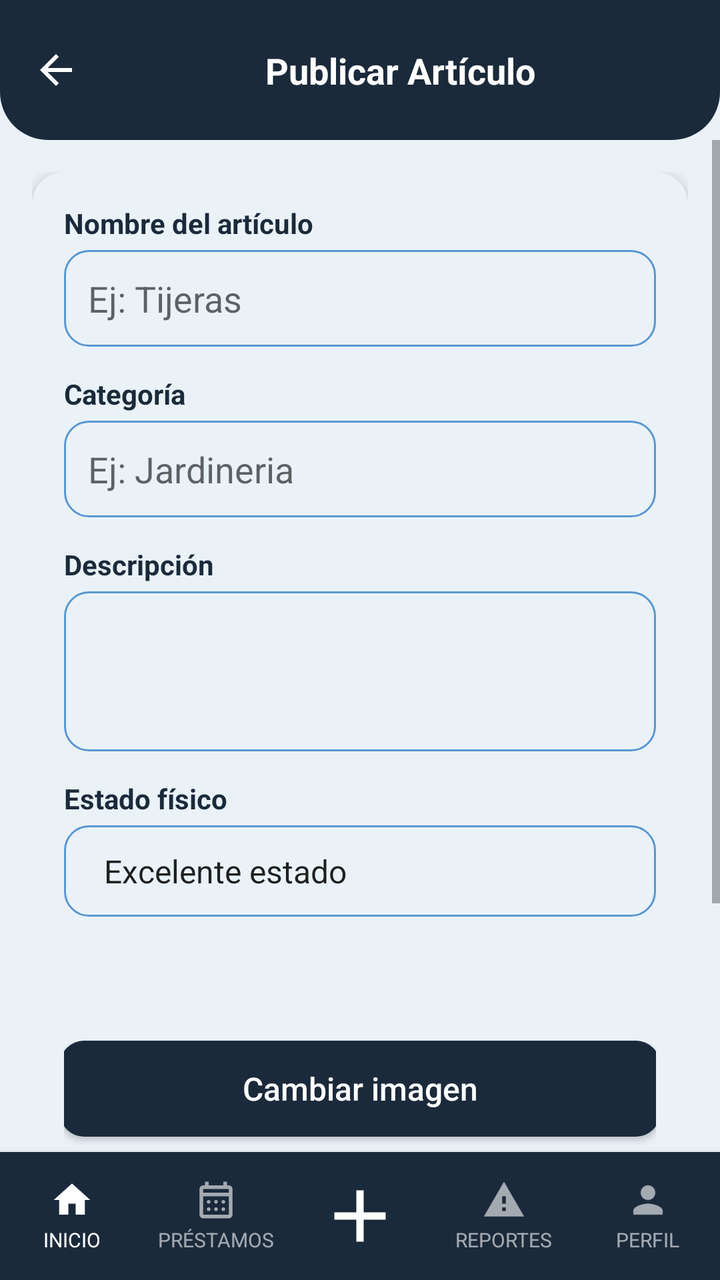
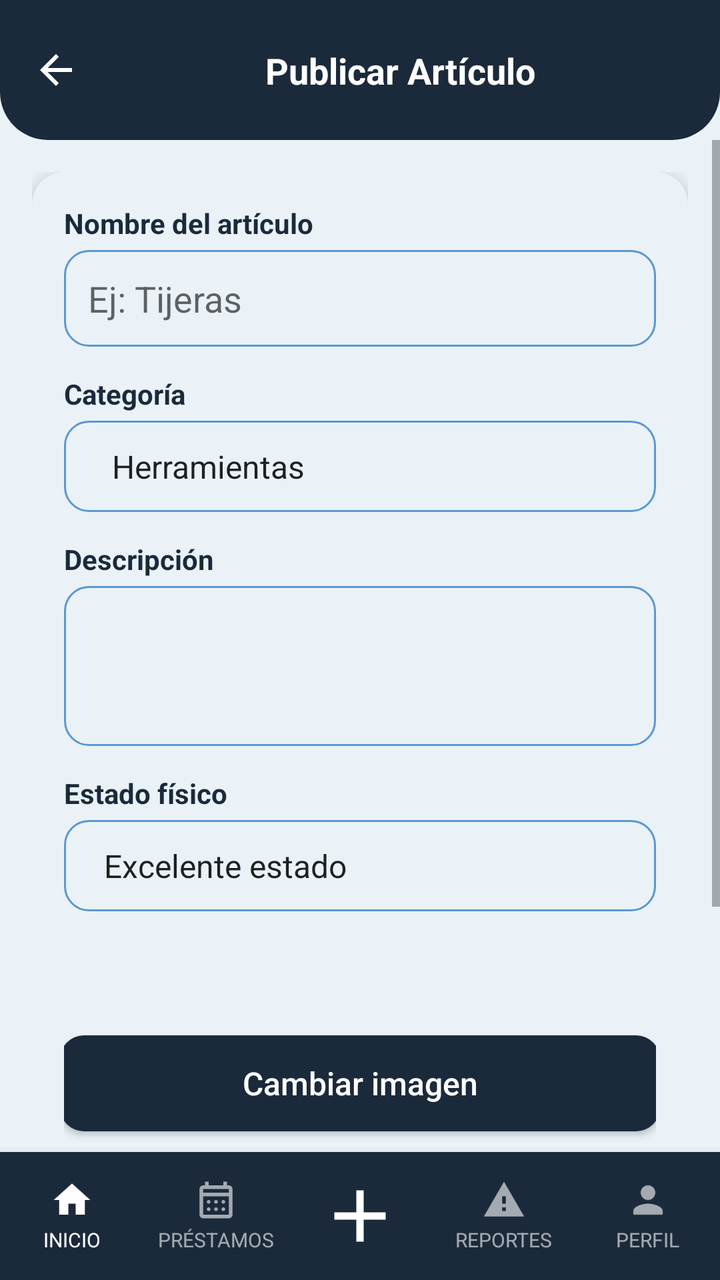

The first picture is an Android layout as it rendered before a commit; the second is the same layout after the commit. The layout source and the unified diff follow.
<!-- AndroidManifest.xml: application theme Theme.YipShare -->
<!-- res/layout/activity_formulario_articulo.xml -->
<?xml version="1.0" encoding="utf-8"?>
<androidx.constraintlayout.widget.ConstraintLayout
    xmlns:android="http://schemas.android.com/apk/res/android"
    xmlns:app="http://schemas.android.com/apk/res-auto"
    xmlns:tools="http://schemas.android.com/tools"
    android:id="@+id/main"
    android:layout_width="match_parent"
    android:layout_height="match_parent"
    android:background="@color/fondo_pantalla">


    <View
        android:id="@+id/bg_header"
        android:layout_width="0dp"
        android:layout_height="0dp"
        android:background="@drawable/bg_header"
        app:layout_constraintTop_toTopOf="parent"
        app:layout_constraintStart_toStartOf="parent"
        app:layout_constraintEnd_toEndOf="parent"
        app:layout_constraintBottom_toBottomOf="@id/guideline_header" />

    <androidx.constraintlayout.widget.Guideline
        android:id="@+id/guideline_header"
        android:layout_width="wrap_content"
        android:layout_height="wrap_content"
        android:orientation="horizontal"
        app:layout_constraintGuide_begin="70dp" />

    <ImageView
        android:id="@+id/btn_regresar"
        android:layout_width="24dp"
        android:layout_height="24dp"
        android:src="@drawable/ic_arrow_back"
        app:tint="@android:color/white"
        android:contentDescription="Regresar"
        android:clickable="true"
        android:focusable="true"
        android:background="?attr/selectableItemBackgroundBorderless"
        android:layout_marginStart="16dp"
        app:layout_constraintTop_toTopOf="@id/bg_header"
        app:layout_constraintBottom_toBottomOf="@id/bg_header"
        app:layout_constraintStart_toStartOf="parent" />

    <TextView
        android:id="@+id/tv_titulo_pantalla"
        android:layout_width="0dp"
        android:layout_height="wrap_content"
        android:text="Publicar Artículo"
        android:textAlignment="center"
        android:textColor="@android:color/white"
        android:textStyle="bold"
        android:textSize="18sp"
        android:gravity="center"
        app:layout_constraintTop_toTopOf="@id/bg_header"
        app:layout_constraintBottom_toBottomOf="@id/bg_header"
        app:layout_constraintStart_toEndOf="@id/btn_regresar"
        app:layout_constraintEnd_toEndOf="parent" />


    <ScrollView
        android:layout_width="0dp"
        android:layout_height="0dp"
        app:layout_constraintTop_toBottomOf="@id/guideline_header"
        app:layout_constraintStart_toStartOf="parent"
        app:layout_constraintEnd_toEndOf="parent"
        app:layout_constraintBottom_toTopOf="@id/bottom_nav">

        <androidx.constraintlayout.widget.ConstraintLayout
            android:layout_width="match_parent"
            android:layout_height="wrap_content"
            android:padding="16dp">

            
            <androidx.cardview.widget.CardView
                android:id="@+id/card_formulario"
                android:layout_width="0dp"
                android:layout_height="wrap_content"
                app:cardCornerRadius="16dp"
                app:cardElevation="4dp"
                app:cardBackgroundColor="@color/color_tarjeta"
                app:layout_constraintTop_toTopOf="parent"
                app:layout_constraintStart_toStartOf="parent"
                app:layout_constraintEnd_toEndOf="parent">

                <LinearLayout
                    android:layout_width="match_parent"
                    android:layout_height="wrap_content"
                    android:orientation="vertical"
                    android:padding="16dp">

                    <TextView
                        style="@style/TextTitle"
                        android:layout_width="wrap_content"
                        android:layout_height="wrap_content"
                        android:textSize="14sp"
                        android:text="Nombre del artículo" />

                    <EditText
                        android:id="@+id/et_nombre_articulo"
                        android:layout_width="match_parent"
                        android:layout_height="wrap_content"
                        android:layout_marginTop="4dp"
                        android:background="@drawable/bg_input"
                        android:padding="12dp"
                        android:inputType="textCapSentences"
                        android:hint="Ej: Tijeras" />

                    <TextView
                        style="@style/TextTitle"
                        android:layout_width="wrap_content"
                        android:layout_height="wrap_content"
                        android:layout_marginTop="14dp"
                        android:textSize="14sp"
                        android:text="Categoría" />

                    <EditText
                        android:id="@+id/et_categoria"
                        android:layout_width="match_parent"
                        android:layout_height="wrap_content"
                        android:layout_marginTop="4dp"
                        android:background="@drawable/bg_input"
                        android:padding="12dp"
                        android:inputType="text"
                        android:hint="Ej: Jardineria" />

                    <TextView
                        style="@style/TextTitle"
                        android:layout_width="wrap_content"
                        android:layout_height="wrap_content"
                        android:layout_marginTop="14dp"
                        android:textSize="14sp"
                        android:text="Descripción" />

                    <EditText
                        android:id="@+id/et_descripcion"
                        android:layout_width="match_parent"
                        android:layout_height="80dp"
                        android:layout_marginTop="4dp"
                        android:background="@drawable/bg_input"
                        android:padding="12dp"
                        android:gravity="top|start"
                        android:inputType="textMultiLine|textCapSentences"
                        android:hint="" />

                    <TextView
                        style="@style/TextTitle"
                        android:layout_width="wrap_content"
                        android:layout_height="wrap_content"
                        android:layout_marginTop="14dp"
                        android:textSize="14sp"
                        android:text="Estado físico" />

                    <Spinner
                        android:id="@+id/sp_estado_fisico"
                        android:layout_width="match_parent"
                        android:layout_height="wrap_content"
                        android:layout_marginTop="4dp"
                        android:background="@drawable/bg_input"
                        android:padding="12dp"
                        android:entries="@array/opciones_estado_fisico"
                        android:spinnerMode="dropdown" />

                    <FrameLayout
                        android:layout_width="match_parent"
                        android:layout_height="140dp"
                        android:layout_marginTop="16dp"
                        android:background="@drawable/bg_placeholder_imagen">

                        <ImageView
                            android:id="@+id/iv_preview_imagen"
                            android:layout_width="match_parent"
                            android:layout_height="match_parent"
                            android:scaleType="centerCrop"
                            android:contentDescription="Vista previa de la imagen"
                            android:visibility="gone" />

                        <Button
                            android:id="@+id/btn_cambiar_imagen"
                            style="@style/ButtonPrimary"
                            android:layout_width="300dp"
                            android:layout_height="wrap_content"
                            android:layout_gravity="center"
                            android:text="Cambiar imagen" />

                    </FrameLayout>

                    <TextView
                        android:layout_width="match_parent"
                        android:layout_height="wrap_content"
                        android:layout_marginTop="6dp"
                        android:textAlignment="center"
                        android:gravity="center"
                        android:textStyle="bold"
                        android:textSize="12sp"
                        android:text="Formatos: PNG, JPG, JPEG" />

                </LinearLayout>

            </androidx.cardview.widget.CardView>

            <Button
                android:id="@+id/btn_accion_principal"
                style="@style/ButtonPrimary"
                android:layout_width="0dp"
                android:layout_height="52dp"
                android:text="Publicar"
                android:layout_marginTop="20dp"
                app:layout_constraintTop_toBottomOf="@id/card_formulario"
                app:layout_constraintStart_toStartOf="parent"
                app:layout_constraintEnd_toEndOf="parent" />

            <Button
                android:id="@+id/btn_borrar_objeto"
                style="@style/ButtonPrimary"
                android:layout_width="wrap_content"
                android:layout_height="wrap_content"
                android:text="Borrar objeto"
                android:layout_marginTop="12dp"
                android:layout_marginBottom="16dp"
                android:visibility="gone"
                app:layout_constraintTop_toBottomOf="@id/btn_accion_principal"
                app:layout_constraintStart_toStartOf="parent"
                app:layout_constraintEnd_toEndOf="parent"
                app:layout_constraintBottom_toBottomOf="parent" />

        </androidx.constraintlayout.widget.ConstraintLayout>

    </ScrollView>


    <LinearLayout
        android:id="@+id/bottom_nav"
        android:layout_width="0dp"
        android:layout_height="64dp"
        android:orientation="horizontal"
        android:weightSum="5"
        android:background="@color/azul_yipshare"
        android:elevation="8dp"
        app:layout_constraintBottom_toBottomOf="parent"
        app:layout_constraintStart_toStartOf="parent"
        app:layout_constraintEnd_toEndOf="parent">

        <LinearLayout
            android:id="@+id/nav_inicio"
            android:layout_width="0dp"
            android:layout_height="match_parent"
            android:layout_weight="1"
            android:orientation="vertical"
            android:gravity="center"
            android:clickable="true"
            android:focusable="true"
            android:background="?attr/selectableItemBackgroundBorderless">

            <ImageView
                android:layout_width="22dp"
                android:layout_height="22dp"
                android:src="@drawable/ic_house_princial"
                app:tint="@android:color/white"
                android:contentDescription="Inicio" />

            <TextView
                android:layout_width="wrap_content"
                android:layout_height="wrap_content"
                android:text="INICIO"
                android:textColor="@android:color/white"
                android:textSize="10sp"
                android:layout_marginTop="2dp" />
        </LinearLayout>

        <LinearLayout
            android:id="@+id/nav_prestamos"
            android:layout_width="0dp"
            android:layout_height="match_parent"
            android:layout_weight="1"
            android:orientation="vertical"
            android:gravity="center"
            android:clickable="true"
            android:focusable="true"
            android:background="?attr/selectableItemBackgroundBorderless">

            <ImageView
                android:layout_width="22dp"
                android:layout_height="22dp"
                android:src="@drawable/ic_calendar_month"
                app:tint="#99FFFFFF"
                android:contentDescription="Préstamos" />

            <TextView
                android:layout_width="wrap_content"
                android:layout_height="wrap_content"
                android:text="PRÉSTAMOS"
                android:textColor="#99FFFFFF"
                android:textSize="10sp"
                android:layout_marginTop="2dp" />
        </LinearLayout>

        <LinearLayout
            android:id="@+id/nav_agregar"
            android:layout_width="0dp"
            android:layout_height="match_parent"
            android:layout_weight="1"
            android:orientation="vertical"
            android:gravity="center"
            android:clickable="true"
            android:focusable="true"
            android:background="?attr/selectableItemBackgroundBorderless">

            <ImageView
                android:layout_width="44dp"
                android:layout_height="44dp"
                android:src="@drawable/ic_plus_icon"
                app:tint="@android:color/white"
                android:contentDescription="Agregar" />
        </LinearLayout>

        <LinearLayout
            android:id="@+id/nav_reportes"
            android:layout_width="0dp"
            android:layout_height="match_parent"
            android:layout_weight="1"
            android:orientation="vertical"
            android:gravity="center"
            android:clickable="true"
            android:focusable="true"
            android:background="?attr/selectableItemBackgroundBorderless">

            <ImageView
                android:layout_width="22dp"
                android:layout_height="22dp"
                android:src="@drawable/ic_warning"
                app:tint="#99FFFFFF"
                android:contentDescription="Reportes" />

            <TextView
                android:layout_width="wrap_content"
                android:layout_height="wrap_content"
                android:text="REPORTES"
                android:textColor="#99FFFFFF"
                android:textSize="10sp"
                android:layout_marginTop="2dp" />
        </LinearLayout>

        <LinearLayout
            android:id="@+id/nav_perfil"
            android:layout_width="0dp"
            android:layout_height="match_parent"
            android:layout_weight="1"
            android:orientation="vertical"
            android:gravity="center"
            android:clickable="true"
            android:focusable="true"
            android:background="?attr/selectableItemBackgroundBorderless">

            <ImageView
                android:layout_width="22dp"
                android:layout_height="22dp"
                android:src="@drawable/ic_person"
                app:tint="#99FFFFFF"
                android:contentDescription="Perfil" />

            <TextView
                android:layout_width="wrap_content"
                android:layout_height="wrap_content"
                android:text="PERFIL"
                android:textColor="#99FFFFFF"
                android:textSize="10sp"
                android:layout_marginTop="2dp" />
        </LinearLayout>

    </LinearLayout>

</androidx.constraintlayout.widget.ConstraintLayout>
<!-- resources referenced by this layout -->
<resources>
  <string-array name="opciones_estado_fisico">
          <item>Excelente estado</item>
          <item>Buen estado</item>
          <item>Estado intermedio</item>
          <item>Mal estado</item>
      </string-array>
  <color name="azul_yipshare">#1B2A3B</color>
  <color name="color_tarjeta">#EAF2F8</color>
  <color name="fondo_pantalla">#EAF2F8</color>
  <!-- drawable bg_header (drawable) -->
  <?xml version="1.0" encoding="utf-8"?>
  <shape xmlns:android="http://schemas.android.com/apk/res/android"
      android:shape="rectangle">
      <solid android:color="@color/azul_yipshare" />
      <corners
          android:bottomLeftRadius="24dp"
          android:bottomRightRadius="24dp" />
  </shape>
  <!-- drawable bg_placeholder_imagen (drawable) -->
  <?xml version="1.0" encoding="utf-8"?>
  <shape xmlns:android="http://schemas.android.com/apk/res/android"
      android:shape="rectangle">
      <solid android:color="@color/input_fondo" />
      <corners android:radius="8dp" />
  </shape>
  <!-- drawable ic_house_princial (drawable) -->
  <vector xmlns:android="http://schemas.android.com/apk/res/android"
      android:width="24dp"
      android:height="24dp"
      android:viewportWidth="24"
      android:viewportHeight="24">
      <path
          android:fillColor="@android:color/white"
          android:pathData="M10,20v-6h4v6h5v-8h3L12,3 2,12h3v8z"/>
  </vector>
  <!-- drawable ic_warning (drawable) -->
  <vector xmlns:android="http://schemas.android.com/apk/res/android"
      android:width="24dp"
      android:height="24dp"
      android:viewportWidth="24"
      android:viewportHeight="24">
      <path
          android:fillColor="@android:color/white"
          android:pathData="M1,21h22L12,2 1,21zM13,18h-2v-2h2v2zM13,14h-2v-4h2v4z"/>
  </vector>
  <style name="ButtonPrimary">
          <item name="android:layout_width">match_parent</item>
          <item name="android:layout_height">52dp</item>
          <item name="android:background">@drawable/bg_button_primary</item>
          <item name="android:textColor">#FFFFFF</item>
          <item name="android:textSize">16sp</item>
          <item name="android:textAllCaps">false</item>
      </style>
  <style name="TextTitle">
          <item name="android:textColor">@color/azul_yipshare</item>
          <item name="android:textSize">18sp</item>
          <item name="android:textStyle">bold</item>
      </style>
  <style name="Theme.YipShare" parent="Theme.AppCompat.DayNight.NoActionBar">
          <item name="android:windowBackground">@color/fondo_pantalla</item>
      </style>
  <color name="input_fondo">#EAF2F8</color>
  <color name="input_stroke">#5B97D1</color>
  <!-- drawable bg_button_primary (drawable) -->
  <?xml version="1.0" encoding="utf-8"?>
  <shape xmlns:android="http://schemas.android.com/apk/res/android"
      android:shape="rectangle">
      <solid android:color="@color/azul_yipshare" />
      <corners android:radius="12dp" />
  </shape>
  <!-- unchanged entries left out for length: 5 -->
</resources>

<!-- the commit's change to res/layout/activity_formulario_articulo.xml (unified diff, before → after) -->
@@ -113,15 +113,14 @@
                         android:textSize="14sp"
                         android:text="Categoría" />
 
-                    <EditText
-                        android:id="@+id/et_categoria"
+                    <Spinner
+                        android:id="@+id/spinner_categoria"
+                        style="@style/InputBrand"
                         android:layout_width="match_parent"
                         android:layout_height="wrap_content"
                         android:layout_marginTop="4dp"
-                        android:background="@drawable/bg_input"
-                        android:padding="12dp"
-                        android:inputType="text"
-                        android:hint="Ej: Jardineria" />
+                        android:entries="@array/categorias_articulo"
+                        android:spinnerMode="dropdown" />
 
                     <TextView
                         style="@style/TextTitle"
<!-- resource entries referenced after the edit -->
@@ -1,5 +1,15 @@
 <!-- resources referenced by this layout -->
 <resources>
+  <string-array name="categorias_articulo">
+          <item>Herramientas</item>
+          <item>Electrodomésticos</item>
+          <item>Jardinería</item>
+          <item>Cocina</item>
+          <item>Limpieza</item>
+          <item>Electrónica</item>
+          <item>Automotriz</item>
+          <item>Otros</item>
+      </string-array>
   <string-array name="opciones_estado_fisico">
           <item>Excelente estado</item>
           <item>Buen estado</item>
@@ -53,6 +63,14 @@
           <item name="android:textSize">16sp</item>
           <item name="android:textAllCaps">false</item>
       </style>
+  <style name="InputBrand">
+          <item name="android:layout_width">match_parent</item>
+          <item name="android:layout_height">wrap_content</item>
+          <item name="android:background">@drawable/bg_input</item>
+          <item name="android:textColor">@color/texto_primario</item>
+          <item name="android:textColorHint">@color/texto_hint</item>
+          <item name="android:textSize">15sp</item>
+      </style>
   <style name="TextTitle">
           <item name="android:textColor">@color/azul_yipshare</item>
           <item name="android:textSize">18sp</item>
@@ -70,6 +88,8 @@
       <solid android:color="@color/azul_yipshare" />
       <corners android:radius="12dp" />
   </shape>
+  <color name="texto_primario">#0D1622</color>
+  <color name="texto_hint">#2E4258</color>
   <!-- unchanged entries left out for length: 5 -->
 </resources>
 
